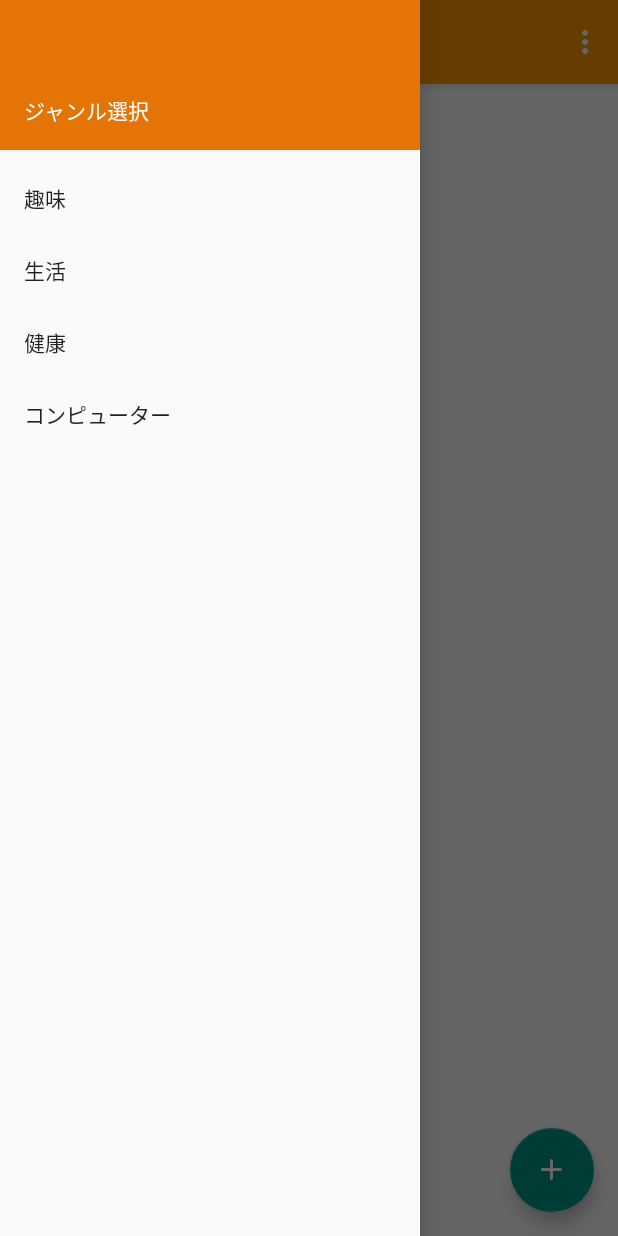
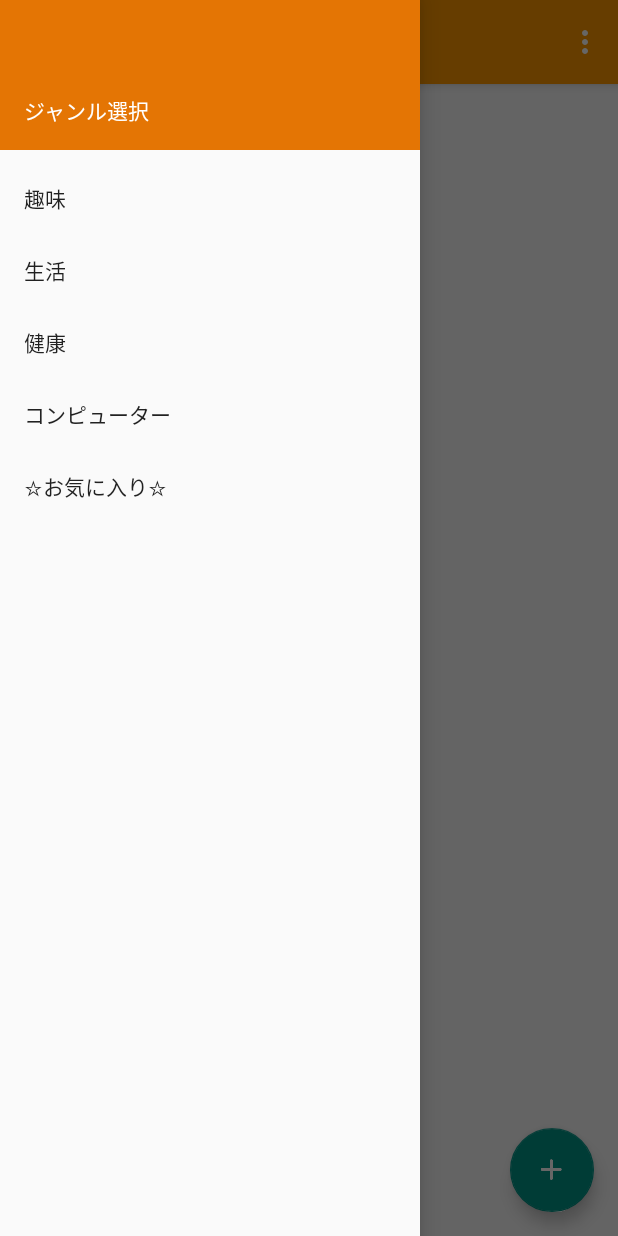
Before and after one commit to ke-to20/QA_App3, an Android app: the screen it shows after launch (MainActivity), with the side drawer open, on a phone screen of 412 x 824 dp. Run offline under Robolectric (Android 15) with nearby library versions, the phone set to English and light mode, and no system bars; our stand-ins replace Firebase (no records; nobody signed in at launch, a user with empty details on screens opened directly); libraries missing offline, so code that uses them is left out: jp.techacademy.keito; 2 statements that could not run were skipped.

Commit message:
Lesson 8　課題 質問　非表示にする方法

```diff
--- a/app/src/main/java/jp/techacademy/keito/nagata/qa_app/MainActivity.kt
+++ b/app/src/main/java/jp/techacademy/keito/nagata/qa_app/MainActivity.kt
@@ -3,9 +3,11 @@ package jp.techacademy.keito.nagata.qa_app
 import android.content.Intent
 import android.os.Bundle
 import android.util.Base64
+import android.util.Log
 import androidx.appcompat.app.AppCompatActivity
 import android.view.Menu
 import android.view.MenuItem
+import android.view.View
 import androidx.appcompat.app.ActionBarDrawerToggle
 import androidx.core.view.GravityCompat
 import com.google.android.material.navigation.NavigationView
@@ -56,8 +58,10 @@ class MainActivity : AppCompatActivity(), NavigationView.OnNavigationItemSelecte
                 }
             }
 
-            val question = Question(title, body, name, uid, dataSnapshot.key ?: "",
-                mGenre, bytes, answerArrayList)
+            val question = Question(
+                title, body, name, uid, dataSnapshot.key ?: "",
+                mGenre, bytes, answerArrayList
+            )
             mQuestionArrayList.add(question)
             mAdapter.notifyDataSetChanged()
         }
@@ -106,13 +110,30 @@ class MainActivity : AppCompatActivity(), NavigationView.OnNavigationItemSelecte
         setContentView(R.layout.activity_main)
         // idがtoolbarがインポート宣言により取得されているので
         // id名でActionBarのサポートを依頼
+        Log.d("QA_App", "MainActivity onCreate")
+
+        val user = FirebaseAuth.getInstance().currentUser
+        Log.d("QA_App", "MainActivity onCreate user = " + user.toString())
+
+        if (user == null) {
+//            ログインされていない場合はお気に入りを非表示に
+            onPrepareOptionsMenu()
+        }
+
+
+
         setSupportActionBar(toolbar)
+
 
         // fabにClickリスナーを登録
         fab.setOnClickListener { view ->
             // ジャンルを選択していない場合（mGenre == 0）はエラーを表示するだけ
             if (mGenre == 0) {
-                Snackbar.make(view, getString(R.string.question_no_select_genre), Snackbar.LENGTH_LONG).show()
+                Snackbar.make(
+                    view,
+                    getString(R.string.question_no_select_genre),
+                    Snackbar.LENGTH_LONG
+                ).show()
             } else {
 
             }
@@ -128,11 +149,19 @@ class MainActivity : AppCompatActivity(), NavigationView.OnNavigationItemSelecte
                 val intent = Intent(applicationContext, QuestionSendActivity::class.java)
                 intent.putExtra("genre", mGenre)
                 startActivity(intent)
+
+
             }
         }
 
         // ナビゲーションドロワーの設定
-        val toggle = ActionBarDrawerToggle(this, drawer_layout, toolbar, R.string.app_name, R.string.app_name)
+        val toggle = ActionBarDrawerToggle(
+            this,
+            drawer_layout,
+            toolbar,
+            R.string.app_name,
+            R.string.app_name
+        )
         drawer_layout.addDrawerListener(toggle)
         toggle.syncState()
 
@@ -146,17 +175,18 @@ class MainActivity : AppCompatActivity(), NavigationView.OnNavigationItemSelecte
         mQuestionArrayList = ArrayList<Question>()
         mAdapter.notifyDataSetChanged()
 
-        listView.setOnItemClickListener{parent, view, position, id ->
+        listView.setOnItemClickListener { parent, view, position, id ->
             // Questionのインスタンスを渡して質問詳細画面を起動する
             val intent = Intent(applicationContext, QuestionDetailActivity::class.java)
             intent.putExtra("question", mQuestionArrayList[position])
             startActivity(intent)
         }
     }
+
     override fun onResume() {
         super.onResume()
         // 1:趣味を既定の選択とする
-        if(mGenre == 0) {
+        if (mGenre == 0) {
             onNavigationItemSelected(nav_view.menu.getItem(0))
         }
     }
@@ -182,6 +212,8 @@ class MainActivity : AppCompatActivity(), NavigationView.OnNavigationItemSelecte
 
     override fun onNavigationItemSelected(item: MenuItem): Boolean {
         val id = item.itemId
+
+        Log.d("QA_App", "MainActivity  onNavigationItemSelected id = " + id.toString())
 
         if (id == R.id.nav_hobby) {
             toolbar.title = getString(R.string.menu_hobby_label)
@@ -216,4 +248,28 @@ class MainActivity : AppCompatActivity(), NavigationView.OnNavigationItemSelecte
         // --- ここまで追加する ---
     }
 
+
+//    メニューの非表示
+
+    override fun onPrepareOptionsMenu(menu: Menu): Boolean {
+        super.onPrepareOptionsMenu(menu)
+        // メニューアイテムを取得
+
+        menu.findItem(R.id.nav_favorite).setVisible(false)
+
+//        if (flag === 0) {
+//            // menu0を表示
+//            menu.findItem(R.id.item0).setVisible(true)
+//            // menu1を非表示
+//            menu.findItem(R.id.item1).setVisible(false)
+//        } else if (flag === 1) {
+//            // menu0を非表示
+//            menu.findItem(R.id.item0).setVisible(false)
+//            // menu1を表示
+//            menu.findItem(R.id.item1).setVisible(true)
+//        }
+        return true
+    }
+
+
 }
--- a/app/src/main/res/menu/activity_main_drawer.xml
+++ b/app/src/main/res/menu/activity_main_drawer.xml
@@ -13,5 +13,14 @@
         <item
             android:id="@+id/nav_compter"
             android:title="@string/menu_compter_label"/>
+
+
+<!--        お気に入り-->
+
+        <item
+            android:id="@+id/nav_favorite"
+            android:title="@string/menu_favorite_label"
+            />
+
     </group>
 </menu>
--- a/app/src/main/res/values/strings.xml
+++ b/app/src/main/res/values/strings.xml
@@ -28,6 +28,8 @@
     <string name="menu_life_label">生活</string>
     <string name="menu_health_label">健康</string>
     <string name="menu_compter_label">コンピューター</string>
+    <string name="menu_favorite_label">☆お気に入り☆</string>
+
 
     <!-- 設定画面用文字列 -->
     <string name="settings_titile">設定</string>
```
Also changed, not shown: app/src/main/java/jp/techacademy/keito/nagata/qa_app/Const.kt (line endings or trailing spaces).
